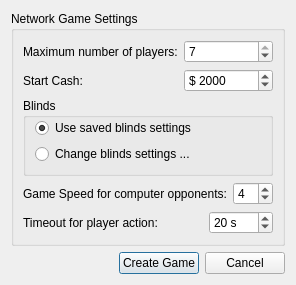
pokerth/pokerth, file src/gui/qt/createnetworkgamedialog.ui: the form before one commit.
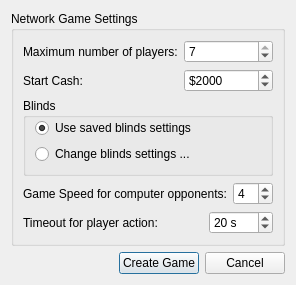
The form after the commit.

```diff
--- a/src/gui/qt/createnetworkgamedialog.ui
+++ b/src/gui/qt/createnetworkgamedialog.ui
@@ -61,7 +61,7 @@
          <string/>
         </property>
         <property name="prefix" >
-         <string>$ </string>
+         <string>$</string>
         </property>
         <property name="minimum" >
          <number>1000</number>
```
